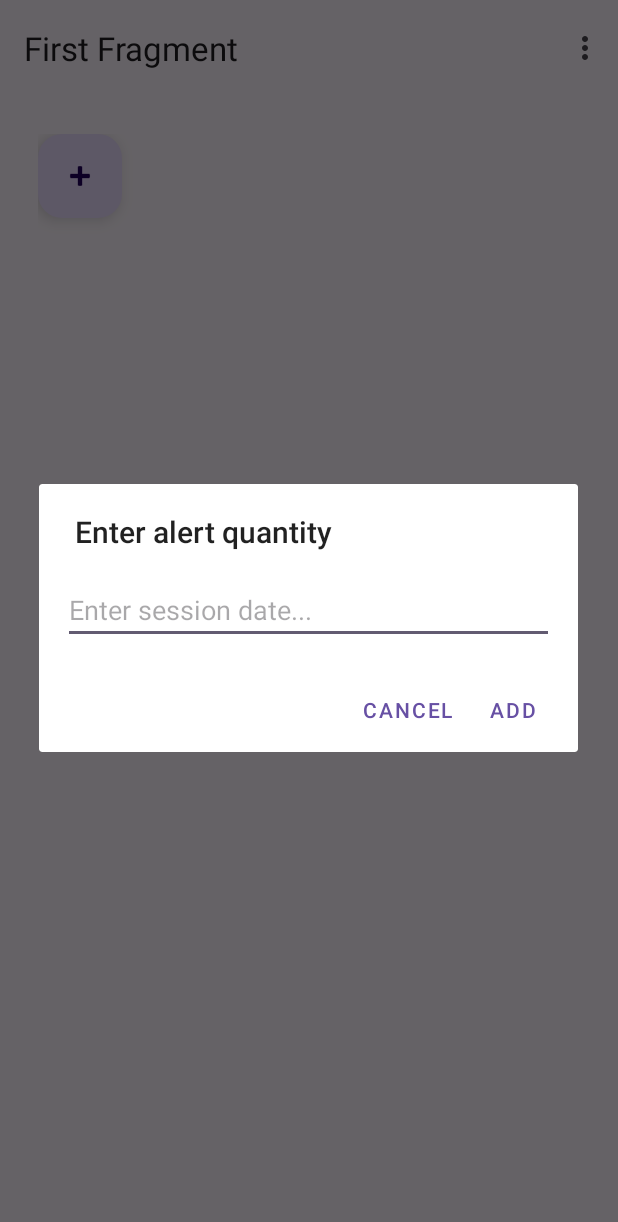
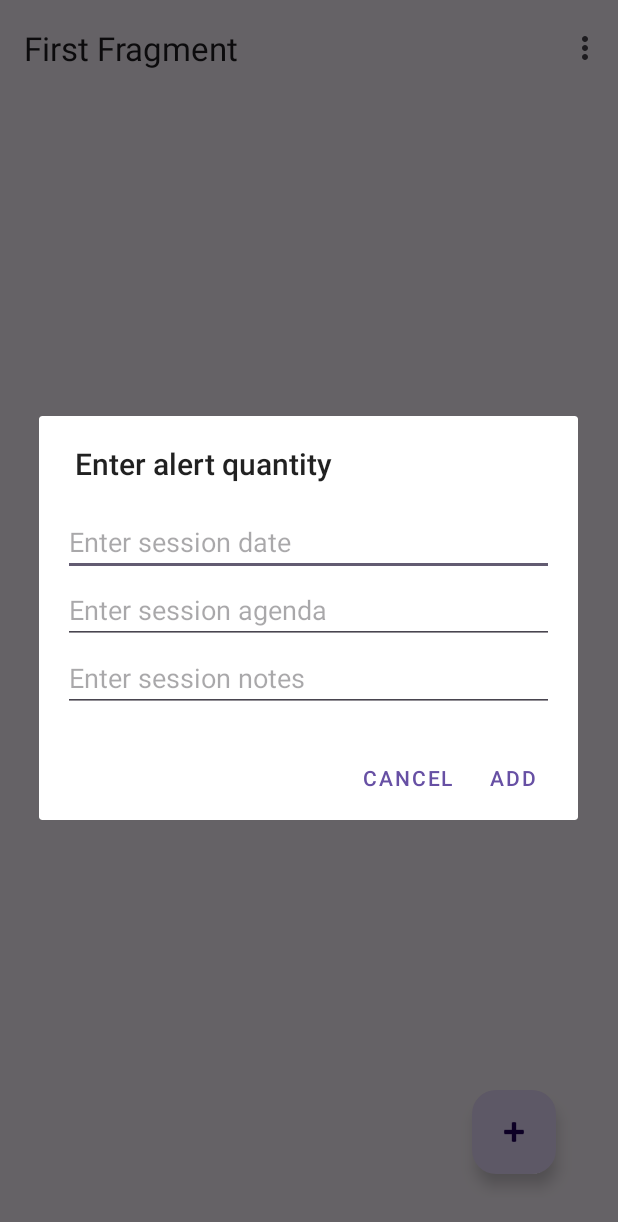
Before and after one commit to espencer127/TherapyNotesTracker, an Android app: the screen it shows after launch (MainActivity), after a tap on an icon or button, on a phone screen of 412 x 824 dp. Shown: the top 1222 px of the screen. Run offline under Robolectric (Android 15) with nearby library versions, the phone set to English and light mode, and no system bars; our stand-ins replace navigation-ui.

Commit message:
code shifted to work with custom sessionmodel object

```diff
--- a/app/src/main/java/com/spencer/therapynotestracker/FirstFragment.java
+++ b/app/src/main/java/com/spencer/therapynotestracker/FirstFragment.java
@@ -30,7 +30,7 @@ public class FirstFragment extends Fragment implements View.OnClickListener {
 
     private FragmentFirstBinding binding;
 
-    private List<String> list;
+    private List<SessionModel> list;
 
     private HomeViewModel homeViewModel;
 
@@ -86,7 +86,7 @@ public class FirstFragment extends Fragment implements View.OnClickListener {
     @Override
     public void onClick(View v) {
         if (v.getId() == R.id.fab) {
-            List<String> newList = new ArrayList<>();
+            List<SessionModel> newList = new ArrayList<>();
 
             //prompt for item
             promptForString();
@@ -106,12 +106,22 @@ public class FirstFragment extends Fragment implements View.OnClickListener {
         View dialogueView = inflater.inflate(R.layout.alert_session_prompt, null);
         builder.setView(dialogueView);
 
-        final EditText alertPromptText = dialogueView.findViewById(R.id.alertSessionPrompt);
+        final EditText alertPromptDate = dialogueView.findViewById(R.id.alertSessionDate);
+        final EditText alertPromptAgenda = dialogueView.findViewById(R.id.alertSessionAgenda);
+        final EditText alertPromptNotes = dialogueView.findViewById(R.id.alertSessionNotes);
 
         builder.setPositiveButton("Add", new DialogInterface.OnClickListener() {
             @Override
             public void onClick(DialogInterface dialog, int which) {
-                homeViewModel.addItem(alertPromptText.getText().toString());
+                SessionModel tempSession = new SessionModel();
+                tempSession.setDate(alertPromptDate.getText().toString());
+                tempSession.setAgenda(alertPromptAgenda.getText().toString());
+                tempSession.setNotes(alertPromptNotes.getText().toString());
+                list.add(tempSession);
+                listAdapter.notifyDataSetChanged();
+                if (Build.VERSION.SDK_INT >= Build.VERSION_CODES.TIRAMISU) {
+                    ((MainActivity) getActivity()).sendBinAlertNotification(list);
+                }
             }
         });
 
--- a/app/src/main/java/com/spencer/therapynotestracker/HomeViewModel.java
+++ b/app/src/main/java/com/spencer/therapynotestracker/HomeViewModel.java
@@ -7,24 +7,24 @@ import java.util.List;
 
 public class HomeViewModel extends ViewModel {
 
-    private final MutableLiveData<List<String>> binsLiveData = new MutableLiveData<>();
+    private final MutableLiveData<List<SessionModel>> binsLiveData = new MutableLiveData<>();
 
-    public void setBins(List<String> bins) {
+    public void setBins(List<SessionModel> bins) {
         binsLiveData.setValue(bins);
     }
 
-    public LiveData<List<String>> getBins() {
+    public LiveData<List<SessionModel>> getBins() {
         return binsLiveData;
     }
 
-    public void addItem(String item) {
-        List<String> temp = binsLiveData.getValue();
+    public void addItem(SessionModel item) {
+        List<SessionModel> temp = binsLiveData.getValue();
         temp.add(item);
         binsLiveData.setValue(temp);
     }
 
-    public void addItems(List<String> items) {
-        List<String> temp = binsLiveData.getValue();
+    public void addItems(List<SessionModel> items) {
+        List<SessionModel> temp = binsLiveData.getValue();
 
         for (int i=0; i<items.size();i++) {
             temp.add(items.get(i));
--- a/app/src/main/java/com/spencer/therapynotestracker/MainActivity.java
+++ b/app/src/main/java/com/spencer/therapynotestracker/MainActivity.java
@@ -16,7 +16,6 @@ import androidx.appcompat.app.AppCompatActivity;
 import androidx.core.app.ActivityCompat;
 import androidx.core.app.NotificationCompat;
 import androidx.core.app.NotificationManagerCompat;
-import androidx.core.content.ContextCompat;
 import androidx.navigation.NavController;
 import androidx.navigation.Navigation;
 import androidx.navigation.ui.AppBarConfiguration;
@@ -29,7 +28,6 @@ import android.view.MenuItem;
 import android.widget.Toast;
 
 import java.util.List;
-import java.util.Random;
 
 public class MainActivity extends AppCompatActivity {
 
@@ -89,7 +87,7 @@ public class MainActivity extends AppCompatActivity {
     }
 
     @RequiresApi(api = Build.VERSION_CODES.TIRAMISU)
-    public void sendBinAlertNotification(List<String> bins) {
+    public void sendBinAlertNotification(List<SessionModel> bins) {
 
         // Create an explicit intent for an Activity in your app.
         Intent intent = new Intent(this, AlertDetails.class);
--- a/app/src/main/java/com/spencer/therapynotestracker/NoteAdapter.java
+++ b/app/src/main/java/com/spencer/therapynotestracker/NoteAdapter.java
@@ -11,11 +11,11 @@ import android.widget.TextView;
 import java.util.List;
 
 public class NoteAdapter extends BaseAdapter {
-    List<String> items;
+    List<SessionModel> items;
 
     private Context context;
 
-    public NoteAdapter(List<String> items, Context context) {
+    public NoteAdapter(List<SessionModel> items, Context context) {
         super();
         this.items = items;
         this.context = context;
@@ -39,7 +39,7 @@ public class NoteAdapter extends BaseAdapter {
     @Override
     public View getView(int i, View view, ViewGroup viewGroup) {
         TextView textView = new TextView(context);
-        textView.setText(items.get(i));
+        textView.setText(items.get(i).getDate() + " " + items.get(i).getAgenda() + " " + items.get(i).getNotes());
         return textView;
     }
 
--- a/app/src/main/res/layout/alert_session_prompt.xml
+++ b/app/src/main/res/layout/alert_session_prompt.xml
@@ -6,11 +6,27 @@
     android:padding="16dp">
 
     <EditText
-        android:id="@+id/alertSessionPrompt"
+        android:id="@+id/alertSessionDate"
         android:layout_width="match_parent"
         android:layout_height="wrap_content"
-        android:hint="Enter session date..."
+        android:hint="Enter session date"
         android:inputType="text"
         android:contentDescription="Session Date"/>
 
+    <EditText
+        android:id="@+id/alertSessionAgenda"
+        android:layout_width="match_parent"
+        android:layout_height="wrap_content"
+        android:hint="Enter session agenda"
+        android:inputType="text"
+        android:contentDescription="Session Agenda"/>
+
+    <EditText
+        android:id="@+id/alertSessionNotes"
+        android:layout_width="match_parent"
+        android:layout_height="wrap_content"
+        android:hint="Enter session notes"
+        android:inputType="text"
+        android:contentDescription="Session Notes"/>
+
 </LinearLayout>
--- a/app/src/main/res/layout/fragment_first.xml
+++ b/app/src/main/res/layout/fragment_first.xml
@@ -41,6 +41,8 @@
             android:id="@+id/listview"
             android:layout_width="wrap_content"
             android:layout_height= "match_parent"
+            app:layout_constraintTop_toTopOf="parent"
+            app:layout_constraintStart_toStartOf="parent"
             app:layout_constraintTop_toBottomOf="parent" />
 
 
@@ -51,6 +53,8 @@
             android:layout_gravity="bottom|end"
             android:layout_marginEnd="@dimen/fab_margin"
             android:layout_marginBottom="16dp"
+            app:layout_constraintBottom_toBottomOf="parent"
+            app:layout_constraintEnd_toEndOf="parent"
             app:srcCompat="@android:drawable/ic_input_add" />
 
 <!--    </androidx.core.widget.NestedScrollView>-->
```
Also changed, not shown: app/src/main/java/com/spencer/therapynotestracker/SessionModel.java (added, +31 -0 lines), app/src/main/res/layout/session_item.xml (added, +26 -0 lines).
